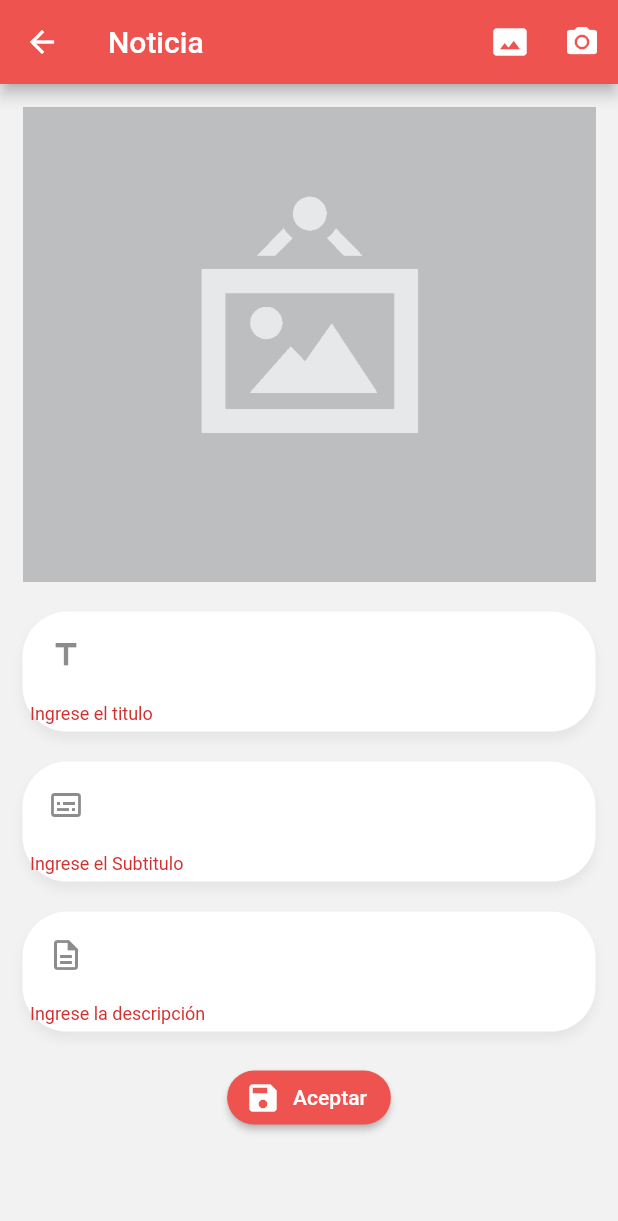
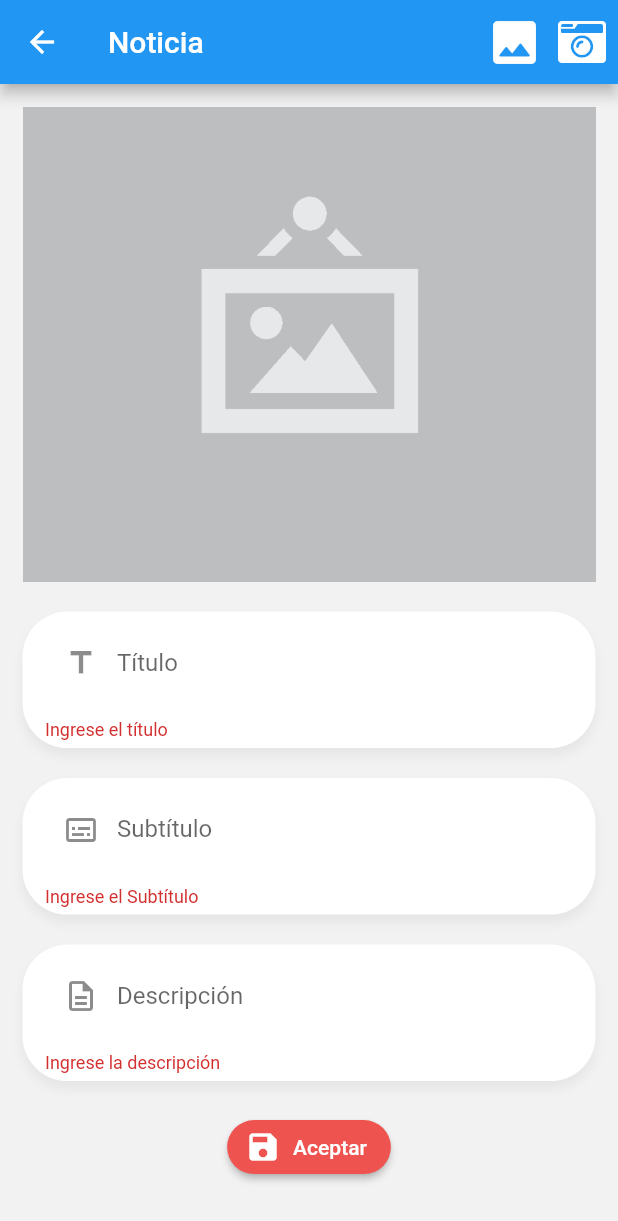
Before and after one commit to germain-agudo/tarjetaAppEntrega, a Flutter app: the AgregarNoticiaPage screen opened by its route, after a tap on "Aceptar", on a phone screen of 412 x 824 dp. Shown: the top 1221 px of the screen. Run offline on Flutter 3.47's test engine with Material 2 defaults, Android fonts, the phone set to English and light mode, and no system bars; our stand-ins replace flutter_secure_storage, flutter_swiper, font_awesome_flutter, image_picker, page_view_indicators, photo_view and 1 more; missing offline and left inert: mime_type; accounts and stored records are empty.

Commit message:
fondo noticia

```diff
--- a/lib/pages/noticia/agregar_noticia_page.dart
+++ b/lib/pages/noticia/agregar_noticia_page.dart
@@ -6,6 +6,7 @@ import 'package:app_tarjeta/services/provider.dart';
 import 'package:app_tarjeta/widgets/noticia/input_form.dart';
 // import 'package:app_tarjeta/services/noticia_service.dart';
 import 'package:flutter/material.dart';
+import 'package:font_awesome_flutter/font_awesome_flutter.dart';
 import 'package:image_picker/image_picker.dart';
 import 'package:intl/intl.dart';
 // import 'package:app_tarjeta/utils/utils.dart' as utils;
@@ -49,16 +50,26 @@ backgroundColor: Components.generalBackgroundColor,
       key:  scaffoldKey,
       appBar: AppBar(
         title: Text('Noticia'),
-        backgroundColor: Colors.red[400],
+        backgroundColor: Colors.blue,
+
         actions: <Widget>[
+
           IconButton(
-            icon: Icon(Icons.photo_size_select_actual ),
+            // icon:  FaIcon(
+              // FontAwesomeIcons.solidImage,
+              // size: 35,
+            // ),
+icon: Icon(Icons.image_rounded, size: 38,),
+
             onPressed:(){ _seleccionarFoto();},
           ),
           IconButton(
-            icon: Icon(Icons.camera_alt ),
-            onPressed: _tomarFoto,
-          ),
+              icon:  FaIcon(
+              FontAwesomeIcons.cameraRetro,
+              // color: Components.generalBackgroundColor.withOpacity(0.9),
+              size: 32,
+            ),
+            onPressed: _tomarFoto,         ),
         ],
       ),
 
@@ -130,11 +141,12 @@ Widget _crearTitulo(){
 
 return InputFormNoticia(
   icon: Icon(Icons.title_outlined),
+  text: 'Título',
   initialValue: noticia.titulo,
   onSaved: (value)=>noticia.titulo=value,
   validator:  (value){
         if (value.length<3) {
-          return 'Ingrese el titulo';//regeresa el error
+          return 'Ingrese el título';//regeresa el error
         } else {
           return null;//pasa sin problemas
         }
@@ -171,12 +183,13 @@ Widget _crearSubtitulo(){
 
 return InputFormNoticia(
   icon: Icon(Icons.subtitles_outlined),
+  text: 'Subtítulo',
 
   initialValue: noticia.subtitulo,
   onSaved: (value)=>noticia.subtitulo = value,
   validator: (value){
       if (value.length<3) {
-        return 'Ingrese el Subtitulo';//regeresa el error
+        return 'Ingrese el Subtítulo';//regeresa el error
       } else {
         return null;//pasa sin problemas
       }
@@ -206,6 +219,7 @@ Widget _crearDescripcion(){
 
 return InputFormNoticia(
   icon: Icon(Icons.description_outlined),
+  text: 'Descripción',
 
   initialValue: noticia.descripcion,
   onSaved: (value)=>noticia.descripcion=value,
--- a/lib/widgets/noticia/input_form.dart
+++ b/lib/widgets/noticia/input_form.dart
@@ -3,6 +3,7 @@ import 'package:flutter/material.dart';
 class InputFormNoticia extends StatelessWidget {
   // const InputFormNoticia({ Key? key }) : super(key: key);
 final  String initialValue;
+final  String text;
 final Function onSaved;
 final Function validator;
 final Icon icon;
@@ -11,7 +12,8 @@ final Icon icon;
     @required this.initialValue,
     @required this.onSaved,
     @required this.validator,
-    @required this.icon
+    @required this.icon,
+    @required this.text
     });
 
   @override
@@ -19,7 +21,7 @@ final Icon icon;
       return Container(
         // height: 60,
     width: double.infinity,
-      padding: EdgeInsets.only(top: 5, left: 5, bottom: 5, right: 20), //Esto es para que no se pegue al finalde mi margen
+      padding: EdgeInsets.only(top: 5, left: 15, bottom: 5, right: 20), //Esto es para que no se pegue al finalde mi margen
 
       margin: EdgeInsets.only(bottom: 20), //para hacer una separacion
       decoration: BoxDecoration(color: Colors.white, borderRadius: BorderRadius.circular(30), boxShadow: <BoxShadow>[
@@ -36,13 +38,16 @@ final Icon icon;
         decoration: InputDecoration(
               prefixIcon: icon,
 
-          labelText: initialValue,
+          labelText: text,
           border: InputBorder.none,
+        // hintText: text,
+        // suffixIcon: Icon(Icons.description_sharp)
               // hintText: 'titulo',
 
         ),
         onSaved: onSaved,
         validator: validator
+
         ),
       ),
     );
```
Also changed, not shown: lib/pages/noticia/detalle_noticia.dart (+84 -4 lines).
